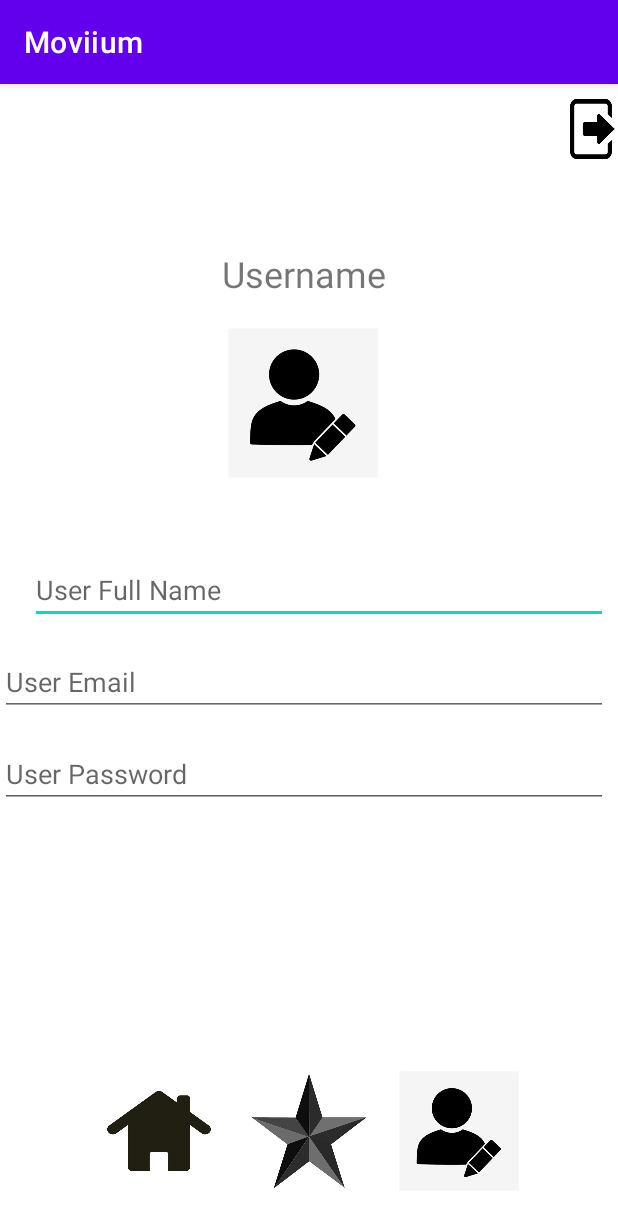
After one commit to kaurina/Moviium, an Android app: the Profile screen opened directly, with no data from a screen before it, on a phone screen of 412 x 824 dp. The commit adds this screen. Shown: the top 1227 px of the screen. Run offline under Robolectric (Android 15) with nearby library versions, the phone set to English and light mode, and no system bars.

Commit message:
created profile page

```diff
--- a/app/src/main/AndroidManifest.xml
+++ b/app/src/main/AndroidManifest.xml
@@ -12,6 +12,13 @@
         android:supportsRtl="true"
         android:theme="@style/Theme.Moviium"
         tools:targetApi="31">
+        <activity
+            android:name=".Profile"
+            android:exported="false">
+            <meta-data
+                android:name="android.app.lib_name"
+                android:value="" />
+        </activity>
         <activity
             android:name=".HomePage"
             android:exported="false">
--- /dev/null
+++ b/app/src/main/java/com/example/moviium/Profile.java
@@ -0,0 +1,14 @@
+package com.example.moviium;
+
+import androidx.appcompat.app.AppCompatActivity;
+
+import android.os.Bundle;
+
+public class Profile extends AppCompatActivity {
+
+    @Override
+    protected void onCreate(Bundle savedInstanceState) {
+        super.onCreate(savedInstanceState);
+        setContentView(R.layout.activity_profile);
+    }
+}
--- /dev/null
+++ b/app/src/main/res/layout/activity_profile.xml
@@ -0,0 +1,111 @@
+<?xml version="1.0" encoding="utf-8"?>
+<androidx.constraintlayout.widget.ConstraintLayout xmlns:android="http://schemas.android.com/apk/res/android"
+    xmlns:app="http://schemas.android.com/apk/res-auto"
+    xmlns:tools="http://schemas.android.com/tools"
+    android:layout_width="match_parent"
+    android:layout_height="match_parent"
+    tools:context=".Profile">
+
+    <ImageButton
+        android:id="@+id/logout_img"
+        android:layout_width="36dp"
+        android:layout_height="40dp"
+        android:layout_marginTop="10dp"
+        android:background="@drawable/logout_icon"
+        app:layout_constraintRight_toRightOf="parent"
+        app:layout_constraintTop_toTopOf="parent"
+        android:clickable="true" />
+
+    <TextView
+        android:id="@+id/txtUsername"
+        android:layout_width="wrap_content"
+        android:layout_height="wrap_content"
+        android:layout_marginStart="148dp"
+        android:layout_marginTop="110dp"
+        android:text="Username"
+        android:textSize="24sp"
+        app:layout_constraintStart_toStartOf="parent"
+        app:layout_constraintTop_toTopOf="parent" />
+
+    <ImageView
+        android:id="@+id/imgProfile"
+        android:layout_width="100dp"
+        android:layout_height="100dp"
+        android:src="@drawable/profile_icon"
+        app:layout_constraintTop_toBottomOf="@id/txtUsername"
+        app:layout_constraintStart_toStartOf="parent"
+        android:layout_marginStart="152dp"
+        android:layout_marginTop="20dp"/>
+
+    <RelativeLayout
+        android:id="@+id/relLayout"
+        android:layout_width="405dp"
+        android:layout_height="289dp"
+        android:layout_marginTop="40dp"
+        android:orientation="vertical"
+        app:layout_constraintEnd_toEndOf="@id/imgProfile"
+        app:layout_constraintStart_toStartOf="@id/imgProfile"
+        app:layout_constraintTop_toBottomOf="@id/imgProfile">
+
+        <EditText
+            android:id="@+id/txtProfileName"
+            android:layout_width="match_parent"
+            android:layout_height="wrap_content"
+            android:layout_alignParentTop="true"
+            android:layout_marginStart="20dp"
+            android:layout_marginTop="12dp"
+            android:layout_marginBottom="-52dp"
+            android:hint="User Full Name" />
+
+        <EditText
+            android:id="@+id/txtProfileEmail"
+            android:layout_width="match_parent"
+            android:layout_height="wrap_content"
+            android:layout_below="@+id/txtProfileName"
+            android:layout_marginTop="68dp"
+            android:hint="User Email" />
+
+        <EditText
+            android:id="@+id/txtProfilePassword"
+            android:layout_width="match_parent"
+            android:layout_height="wrap_content"
+            android:layout_below="@id/txtProfileEmail"
+            android:layout_marginTop="16dp"
+            android:hint="User Password" />
+
+    </RelativeLayout>
+
+    <LinearLayout
+        android:id="@+id/iconLayout"
+        android:layout_width="match_parent"
+        android:layout_height="80dp"
+        app:layout_constraintBottom_toBottomOf="parent"
+        app:layout_constraintStart_toStartOf="parent"
+        android:layout_marginBottom="30dp"
+        android:layout_marginLeft="15dp"
+        android:layout_marginRight="15dp"
+        android:gravity="center_horizontal">
+
+        <ImageButton
+            android:layout_width="80dp"
+            android:layout_height="match_parent"
+            android:background="@drawable/home_icon"
+            android:clickable="true"/>
+
+        <ImageButton
+            android:layout_width="80dp"
+            android:layout_height="match_parent"
+            android:layout_marginLeft="20dp"
+            android:background="@drawable/star_icon"
+            android:clickable="true" />
+
+        <ImageButton
+            android:layout_width="80dp"
+            android:layout_height="match_parent"
+            android:background="@drawable/profile_icon"
+            android:layout_marginLeft="20dp"
+            android:clickable="true"/>
+
+    </LinearLayout>
+
+</androidx.constraintlayout.widget.ConstraintLayout>
--- a/app/src/main/res/layout/home_page.xml
+++ b/app/src/main/res/layout/home_page.xml
@@ -11,7 +11,6 @@
         android:layout_width="36dp"
         android:layout_height="40dp"
         android:layout_marginTop="10dp"
-        android:background="#FCFFFFFF"
         android:backgroundTintMode="screen"
         android:contentDescription="logout icon"
         android:src="@drawable/logout_icon"
```
